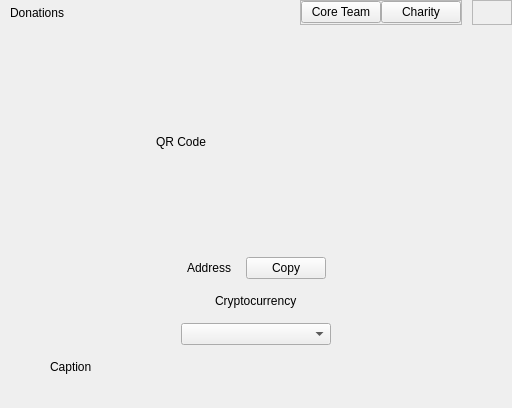
Qt form desktop/ui/donations.ui (talonlab/hdwallet-desktop) before a commit.
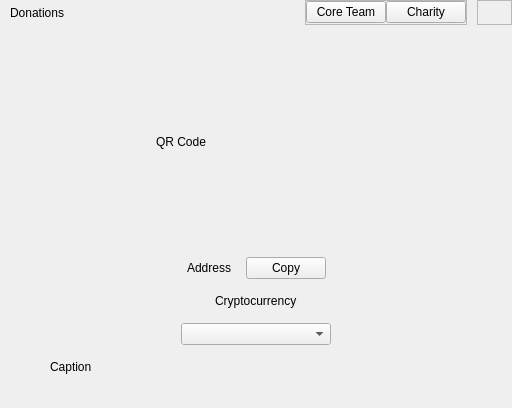
The same form after that commit.

The edit to the form file:
```diff
--- a/desktop/ui/donations.ui
+++ b/desktop/ui/donations.ui
@@ -112,13 +112,13 @@
        <widget class="QFrame" name="closeModalButtonQFrame">
         <property name="minimumSize">
          <size>
-          <width>40</width>
+          <width>35</width>
           <height>25</height>
          </size>
         </property>
         <property name="maximumSize">
          <size>
-          <width>40</width>
+          <width>35</width>
           <height>25</height>
          </size>
         </property>
@@ -133,10 +133,10 @@
           <number>0</number>
          </property>
          <property name="leftMargin">
-          <number>0</number>
+          <number>12</number>
          </property>
          <property name="topMargin">
-          <number>0</number>
+          <number>8</number>
          </property>
          <property name="rightMargin">
           <number>0</number>
```
